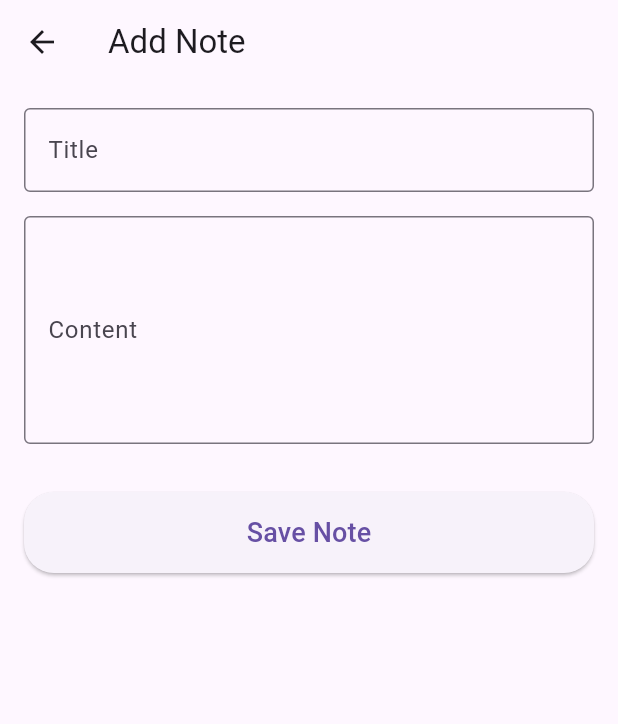
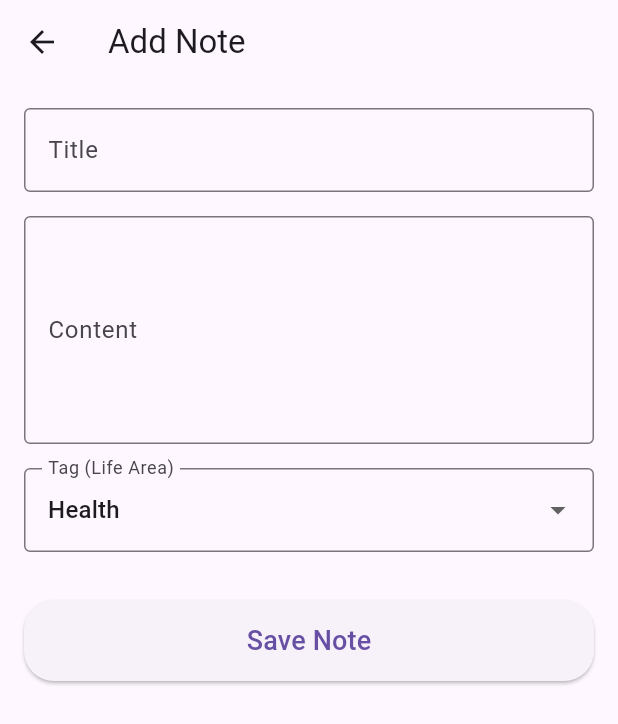
Before and after one commit to KALU56/flutter_practice, a Flutter app: the HomeScreen screen opened directly, after a tap on the "add" icon, on a phone screen of 412 x 824 dp. Shown: the top 724 px of the screen. Run offline on Flutter 3.47's test engine with Material 3 defaults, Android fonts, the phone set to English and light mode, and no system bars.

Commit message:
Add tag-based journal entries with filter and dropdown

```diff
--- a/journal/lib/main.dart
+++ b/journal/lib/main.dart
@@ -1,4 +1,3 @@
-
 import 'package:flutter/material.dart';
 import 'screens/welcome_screen.dart';
 
--- a/journal/lib/models/journal_entry.dart
+++ b/journal/lib/models/journal_entry.dart
@@ -1,12 +1,13 @@
-// lib/models/journal_entry.dart
 class JournalEntry {
   final String title;
   final String description;
-  final DateTime timestamp; // Added timestamp
+  final DateTime timestamp;
+  final String tag; // new field
 
   JournalEntry({
     required this.title,
     required this.description,
-    required this.timestamp, // Added to constructor
+    required this.timestamp,
+    required this.tag,
   });
 }
--- a/journal/lib/screens/add_entry_screen.dart
+++ b/journal/lib/screens/add_entry_screen.dart
@@ -1,4 +1,3 @@
-// lib/screens/add_entry_screen.dart
 import 'package:flutter/material.dart';
 import '../models/journal_entry.dart';
 
@@ -14,6 +13,11 @@ class _AddEntryScreenState extends State<AddEntryScreen> {
   final _titleController = TextEditingController();
   final _descController = TextEditingController();
 
+  final List<String> _tags = [
+    'Health', 'Spiritual', 'Education', 'Career', 'Vacation', 'Note', 'Thought'
+  ];
+  String _selectedTag = 'Health'; // default
+
   @override
   void dispose() {
     _titleController.dispose();
@@ -27,6 +31,7 @@ class _AddEntryScreenState extends State<AddEntryScreen> {
         title: _titleController.text.trim(),
         description: _descController.text.trim(),
         timestamp: DateTime.now(),
+        tag: _selectedTag,
       );
       Navigator.pop(context, newEntry);
     }
@@ -35,9 +40,7 @@ class _AddEntryScreenState extends State<AddEntryScreen> {
   @override
   Widget build(BuildContext context) {
     return Scaffold(
-      appBar: AppBar(
-        title: const Text('Add Note'),
-      ),
+      appBar: AppBar(title: const Text('Add Note')),
       body: Padding(
         padding: const EdgeInsets.all(16),
         child: Form(
@@ -50,12 +53,8 @@ class _AddEntryScreenState extends State<AddEntryScreen> {
                   labelText: 'Title',
                   border: OutlineInputBorder(),
                 ),
-                validator: (value) {
-                  if (value == null || value.trim().isEmpty) {
-                    return 'Please enter a title';
-                  }
-                  return null;
-                },
+                validator: (value) =>
+                    value == null || value.trim().isEmpty ? 'Please enter a title' : null,
               ),
               const SizedBox(height: 16),
               TextFormField(
@@ -65,11 +64,23 @@ class _AddEntryScreenState extends State<AddEntryScreen> {
                   border: OutlineInputBorder(),
                 ),
                 maxLines: 5,
-                validator: (value) {
-                  if (value == null || value.trim().isEmpty) {
-                    return 'Please enter content';
-                  }
-                  return null;
+                validator: (value) =>
+                    value == null || value.trim().isEmpty ? 'Please enter content' : null,
+              ),
+              const SizedBox(height: 16),
+              DropdownButtonFormField<String>(
+                value: _selectedTag,
+                decoration: const InputDecoration(
+                  labelText: 'Tag (Life Area)',
+                  border: OutlineInputBorder(),
+                ),
+                items: _tags.map((tag) {
+                  return DropdownMenuItem(value: tag, child: Text(tag));
+                }).toList(),
+                onChanged: (value) {
+                  setState(() {
+                    _selectedTag = value!;
+                  });
                 },
               ),
               const SizedBox(height: 32),
@@ -83,10 +94,7 @@ class _AddEntryScreenState extends State<AddEntryScreen> {
                       borderRadius: BorderRadius.circular(20),
                     ),
                   ),
-                  child: const Text(
-                    'Save Note',
-                    style: TextStyle(fontSize: 18),
-                  ),
+                  child: const Text('Save Note', style: TextStyle(fontSize: 18)),
                 ),
               ),
             ],
--- a/journal/lib/screens/home_screen.dart
+++ b/journal/lib/screens/home_screen.dart
@@ -1,4 +1,3 @@
-// lib/screens/home_screen.dart
 import 'package:flutter/material.dart';
 import '../models/journal_entry.dart';
 import 'add_entry_screen.dart';
@@ -12,6 +11,12 @@ class HomeScreen extends StatefulWidget {
 
 class _HomeScreenState extends State<HomeScreen> {
   final List<JournalEntry> _entries = [];
+  String _selectedFilter = 'All';
+
+  final List<String> _filterTags = [
+    'All', 'Health', 'Spiritual', 'Education', 'Career',
+    'Vacation', 'Note', 'Thought'
+  ];
 
   void _addEntry(JournalEntry entry) {
     setState(() {
@@ -19,12 +24,10 @@ class _HomeScreenState extends State<HomeScreen> {
     });
   }
 
-  // Helper function to format timestamp
   String _formatTimestamp(DateTime timestamp) {
     final now = DateTime.now();
     final today = DateTime(now.year, now.month, now.day);
     final date = DateTime(timestamp.year, timestamp.month, timestamp.day);
-
     if (date == today) {
       return 'Today, ${timestamp.hour.toString().padLeft(2, '0')}:${timestamp.minute.toString().padLeft(2, '0')}';
     }
@@ -33,25 +36,47 @@ class _HomeScreenState extends State<HomeScreen> {
 
   @override
   Widget build(BuildContext context) {
+    final filteredEntries = _selectedFilter == 'All'
+        ? _entries
+        : _entries.where((e) => e.tag == _selectedFilter).toList();
+
     return Scaffold(
       appBar: AppBar(
-        title: const Text('MyJournal'), // Kept as MyJournal
+        title: const Text('MyJournal'),
         centerTitle: true,
       ),
-      body: _entries.isEmpty
+      body: Column(
+        children: [
+          Padding(
+            padding: const EdgeInsets.all(16),
+            child: DropdownButton<String>(
+              isExpanded: true,
+              value: _selectedFilter,
+              items: _filterTags.map((tag) {
+                return DropdownMenuItem(value: tag, child: Text(tag));
+              }).toList(),
+              onChanged: (value) {
+                setState(() {
+                  _selectedFilter = value!;
+                });
+              },
+            ),
+          ),
+          Expanded(
+            child: filteredEntries.isEmpty
                 ? const Center(
                     child: Text(
-                'No entries yet.\nTap + to add your first journal entry.',
+                      'No entries.\nTap + to add a note.',
                       textAlign: TextAlign.center,
                       style: TextStyle(fontSize: 18, color: Colors.black54),
                     ),
                   )
                 : ListView.separated(
                     padding: const EdgeInsets.all(16),
-              itemCount: _entries.length,
+                    itemCount: filteredEntries.length,
                     separatorBuilder: (_, __) => const SizedBox(height: 16),
                     itemBuilder: (context, index) {
-                final entry = _entries[index];
+                      final entry = filteredEntries[index];
                       return Card(
                         elevation: 2,
                         child: Padding(
@@ -67,26 +92,33 @@ class _HomeScreenState extends State<HomeScreen> {
                                 ),
                               ),
                               const SizedBox(height: 8),
+                              Text(entry.description, style: const TextStyle(fontSize: 16)),
+                              const SizedBox(height: 8),
+                              Row(
+                                mainAxisAlignment: MainAxisAlignment.spaceBetween,
+                                children: [
                                   Text(
-                          entry.description,
-                          style: const TextStyle(fontSize: 16),
-                        ),
-                        const SizedBox(height: 8),
-                        Align(
-                          alignment: Alignment.centerRight,
-                          child: Text(
-                            _formatTimestamp(entry.timestamp),
-                            style: TextStyle(
+                                    '#${entry.tag}',
+                                    style: const TextStyle(
                                       fontSize: 12,
-                              color: Colors.grey[600],
+                                      color: Colors.blueAccent,
+                                      fontStyle: FontStyle.italic,
                                     ),
                                   ),
+                                  Text(
+                                    _formatTimestamp(entry.timestamp),
+                                    style: TextStyle(fontSize: 12, color: Colors.grey[600]),
+                                  ),
+                                ],
                               ),
                             ],
                           ),
                         ),
                       );
                     },
+                  ),
+          ),
+        ],
       ),
       floatingActionButton: FloatingActionButton(
         tooltip: 'Add Entry',
```
Also changed, not shown: journal/lib/screens/welcome_screen.dart (+2 -11 lines). Lines whose indentation alone changed are shown as unchanged.
